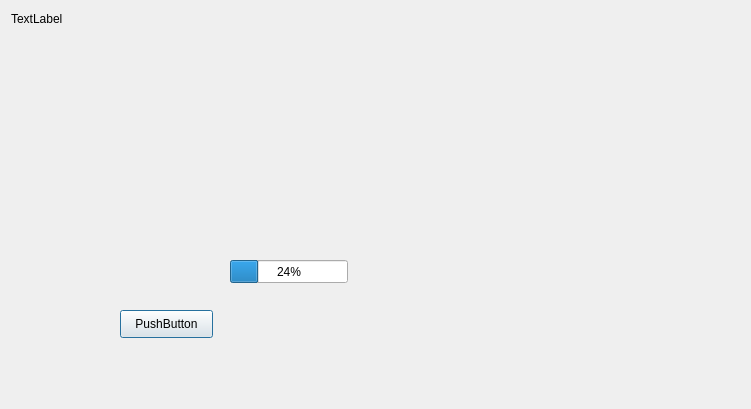
Before: the Qt Designer form progressdialog.ui in Inexorably/gwentCalc, drawn with Qt 5.
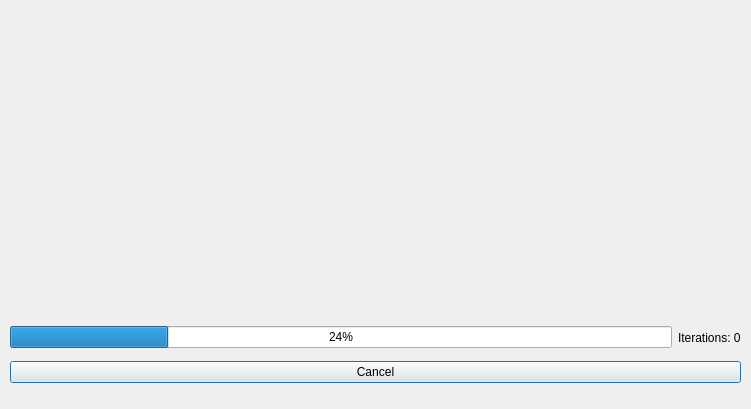
After: the same form once the commit is applied.

```diff
--- a/progressdialog.ui
+++ b/progressdialog.ui
@@ -13,55 +13,53 @@
   <property name="windowTitle">
    <string>Dialog</string>
   </property>
-  <widget class="QLabel" name="label">
+  <widget class="QWidget" name="gridLayoutWidget">
    <property name="geometry">
     <rect>
      <x>11</x>
      <y>11</y>
-     <width>55</width>
-     <height>16</height>
-    </rect>
-   </property>
-   <property name="text">
-    <string>TextLabel</string>
-   </property>
-  </widget>
-  <widget class="QWidget" name="gridLayoutWidget">
-   <property name="geometry">
-    <rect>
-     <x>170</x>
-     <y>29</y>
-     <width>411</width>
-     <height>191</height>
+     <width>731</width>
+     <height>301</height>
     </rect>
    </property>
    <layout class="QGridLayout" name="gridLayout"/>
   </widget>
-  <widget class="QProgressBar" name="progressBar">
+  <widget class="QWidget" name="">
    <property name="geometry">
     <rect>
-     <x>230</x>
-     <y>260</y>
-     <width>118</width>
-     <height>23</height>
+     <x>10</x>
+     <y>320</y>
+     <width>731</width>
+     <height>63</height>
     </rect>
    </property>
-   <property name="value">
-    <number>24</number>
-   </property>
-  </widget>
-  <widget class="QPushButton" name="pushButton">
-   <property name="geometry">
-    <rect>
-     <x>120</x>
-     <y>310</y>
-     <width>93</width>
-     <height>28</height>
-    </rect>
-   </property>
-   <property name="text">
-    <string>PushButton</string>
-   </property>
+   <layout class="QVBoxLayout" name="verticalLayout">
+    <item>
+     <layout class="QHBoxLayout" name="horizontalLayout">
+      <item>
+       <widget class="QProgressBar" name="progressBar">
+        <property name="value">
+         <number>24</number>
+        </property>
+       </widget>
+      </item>
+      <item>
+       <widget class="QLabel" name="label">
+        <property name="text">
+         <string>Iterations: 0</string>
+        </property>
+       </widget>
+      </item>
+     </layout>
+    </item>
+    <item>
+     <widget class="QPushButton" name="pushButton">
+      <property name="text">
+       <string>Cancel</string>
+      </property>
+     </widget>
+    </item>
+   </layout>
   </widget>
  </widget>
  <resources/>
```
